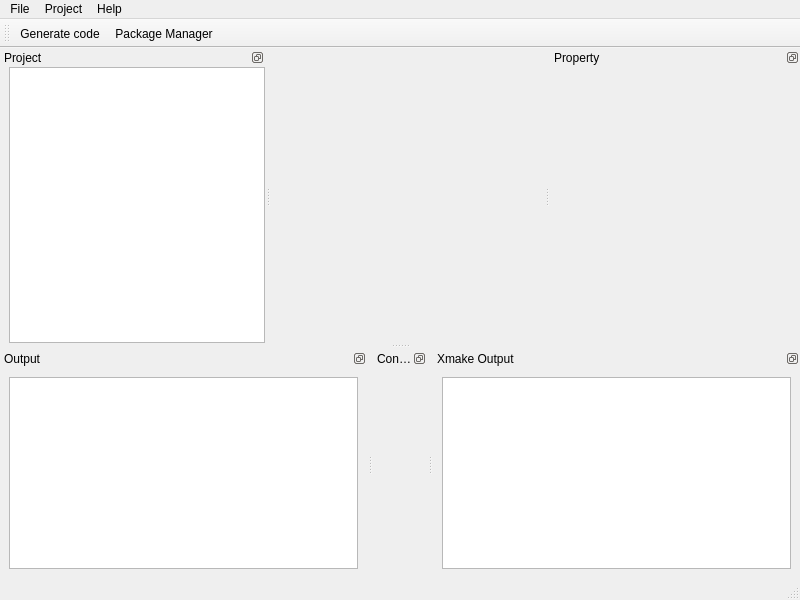
csplink/csp, file apps/dev/views/ViewMainWindow.ui: the form before one commit.
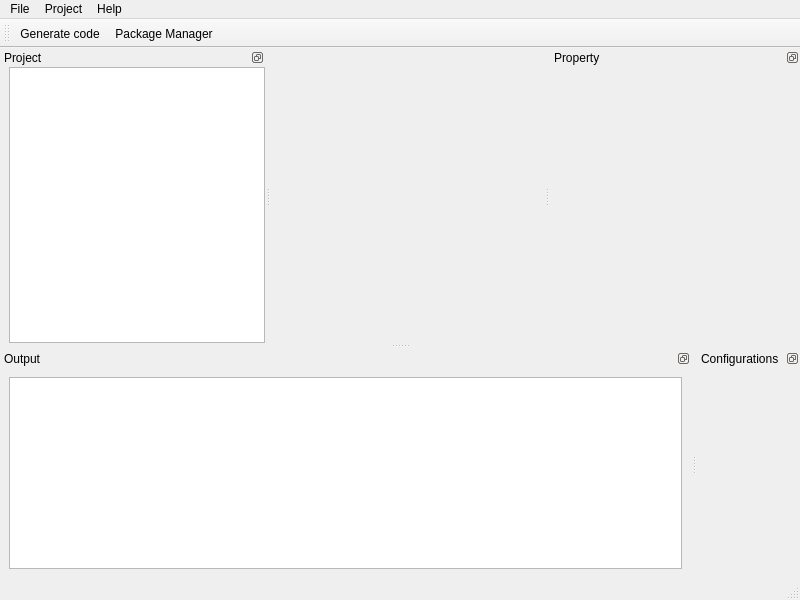
The form after the commit. Icons and pictures are not drawn. Custom widgets are drawn as their Qt base class.

Commit message: ✨ feat: delete xmake output

```diff
--- a/apps/dev/views/ViewMainWindow.ui
+++ b/apps/dev/views/ViewMainWindow.ui
@@ -215,28 +215,6 @@
    </attribute>
    <widget class="QWidget" name="dockWidgetBottomConfigurationsContents"/>
   </widget>
-  <widget class="QDockWidget" name="dockWidgetBottomXmakeOutput">
-   <property name="features">
-    <set>QDockWidget::DockWidgetFloatable|QDockWidget::DockWidgetMovable</set>
-   </property>
-   <property name="windowTitle">
-    <string>Xmake Output</string>
-   </property>
-   <attribute name="dockWidgetArea">
-    <number>8</number>
-   </attribute>
-   <widget class="QWidget" name="dockWidgetBottomXmakeOutputContents">
-    <layout class="QGridLayout" name="gridLayout_4">
-     <item row="0" column="0">
-      <widget class="LogBox" name="LogBoxXmakeOutput">
-       <property name="readOnly">
-        <bool>true</bool>
-       </property>
-      </widget>
-     </item>
-    </layout>
-   </widget>
-  </widget>
   <widget class="QToolBar" name="toolBar">
    <property name="windowTitle">
     <string>toolBar</string>
```
The commit also changes 7 other files.
